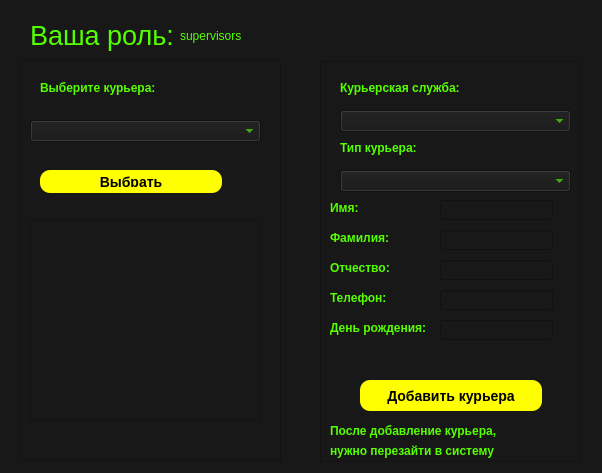
First picture: the form in supervisors.ui, repository dmsrgv/dbprogram, before the edit.
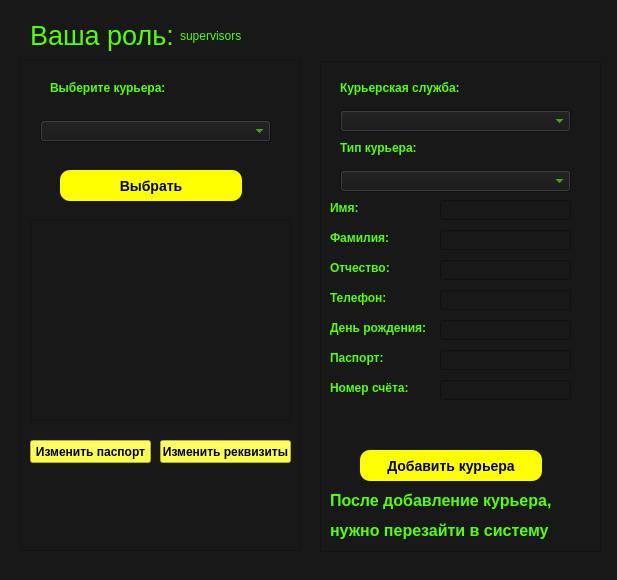
Second picture: the form after the edit.

What changed in the file:
```diff
--- a/supervisors.ui
+++ b/supervisors.ui
@@ -6,8 +6,8 @@
    <rect>
     <x>0</x>
     <y>0</y>
-    <width>602</width>
-    <height>473</height>
+    <width>617</width>
+    <height>580</height>
    </rect>
   </property>
   <property name="windowTitle">
@@ -46,7 +46,7 @@
   <widget class="QComboBox" name="comboBox">
    <property name="geometry">
     <rect>
-     <x>30</x>
+     <x>40</x>
      <y>120</y>
      <width>231</width>
      <height>22</height>
@@ -60,7 +60,7 @@
   <widget class="QLabel" name="label_3">
    <property name="geometry">
     <rect>
-     <x>40</x>
+     <x>50</x>
      <y>80</y>
      <width>161</width>
      <height>16</height>
@@ -77,10 +77,10 @@
   <widget class="QPushButton" name="pushButton_2">
    <property name="geometry">
     <rect>
-     <x>40</x>
+     <x>60</x>
      <y>170</y>
      <width>182</width>
-     <height>23</height>
+     <height>31</height>
     </rect>
    </property>
    <property name="styleSheet">
@@ -103,7 +103,7 @@
     <rect>
      <x>30</x>
      <y>220</y>
-     <width>231</width>
+     <width>261</width>
      <height>201</height>
     </rect>
    </property>
@@ -140,7 +140,7 @@
    <property name="geometry">
     <rect>
      <x>360</x>
-     <y>380</y>
+     <y>450</y>
      <width>182</width>
      <height>31</height>
     </rect>
@@ -179,8 +179,8 @@
     <rect>
      <x>320</x>
      <y>61</y>
-     <width>261</width>
-     <height>401</height>
+     <width>281</width>
+     <height>491</height>
     </rect>
    </property>
   </widget>
@@ -189,8 +189,8 @@
     <rect>
      <x>20</x>
      <y>60</y>
-     <width>261</width>
-     <height>401</height>
+     <width>281</width>
+     <height>491</height>
     </rect>
    </property>
   </widget>
@@ -247,7 +247,7 @@
     <rect>
      <x>440</x>
      <y>200</y>
-     <width>113</width>
+     <width>131</width>
      <height>20</height>
     </rect>
    </property>
@@ -261,7 +261,7 @@
     <rect>
      <x>440</x>
      <y>230</y>
-     <width>113</width>
+     <width>131</width>
      <height>20</height>
     </rect>
    </property>
@@ -275,7 +275,7 @@
     <rect>
      <x>440</x>
      <y>260</y>
-     <width>113</width>
+     <width>131</width>
      <height>20</height>
     </rect>
    </property>
@@ -289,7 +289,7 @@
     <rect>
      <x>440</x>
      <y>290</y>
-     <width>113</width>
+     <width>131</width>
      <height>20</height>
     </rect>
    </property>
@@ -303,7 +303,7 @@
     <rect>
      <x>440</x>
      <y>320</y>
-     <width>113</width>
+     <width>131</width>
      <height>20</height>
     </rect>
    </property>
@@ -401,14 +401,15 @@
    <property name="geometry">
     <rect>
      <x>330</x>
-     <y>420</y>
-     <width>211</width>
+     <y>490</y>
+     <width>241</width>
      <height>21</height>
     </rect>
    </property>
    <property name="styleSheet">
     <string notr="true">QLabel {color: rgb(85, 255, 0);
-			 font: bold;			}</string>
+			 font: bold;	
+			font-size: 12pt		}</string>
    </property>
    <property name="text">
     <string>После добавление курьера,</string>
@@ -418,19 +419,134 @@
    <property name="geometry">
     <rect>
      <x>330</x>
-     <y>440</y>
-     <width>181</width>
+     <y>520</y>
+     <width>241</width>
      <height>21</height>
     </rect>
    </property>
    <property name="styleSheet">
     <string notr="true">QLabel {color: rgb(85, 255, 0);
-			 font: bold;			}</string>
+			 font: bold;		
+font-size: 12pt	}</string>
    </property>
    <property name="text">
     <string>нужно перезайти в систему</string>
    </property>
   </widget>
+  <widget class="QLabel" name="label_13">
+   <property name="geometry">
+    <rect>
+     <x>330</x>
+     <y>350</y>
+     <width>101</width>
+     <height>16</height>
+    </rect>
+   </property>
+   <property name="styleSheet">
+    <string notr="true">QLabel {color: rgb(85, 255, 0);
+			 font: bold;			}</string>
+   </property>
+   <property name="text">
+    <string>Паспорт:</string>
+   </property>
+  </widget>
+  <widget class="QLineEdit" name="lineEdit_7">
+   <property name="geometry">
+    <rect>
+     <x>440</x>
+     <y>350</y>
+     <width>131</width>
+     <height>20</height>
+    </rect>
+   </property>
+   <property name="styleSheet">
+    <string notr="true">QLineEdit {color: rgb(85, 255, 0);
+			 font: bold;			}</string>
+   </property>
+  </widget>
+  <widget class="QPushButton" name="pushButton">
+   <property name="geometry">
+    <rect>
+     <x>30</x>
+     <y>440</y>
+     <width>121</width>
+     <height>23</height>
+    </rect>
+   </property>
+   <property name="styleSheet">
+    <string notr="true">QPushButton {background-color: rgb(255, 255, 0);
+ font: bold}</string>
+   </property>
+   <property name="text">
+    <string>Изменить паспорт</string>
+   </property>
+  </widget>
+  <widget class="QPushButton" name="pushButton_4">
+   <property name="geometry">
+    <rect>
+     <x>160</x>
+     <y>440</y>
+     <width>131</width>
+     <height>23</height>
+    </rect>
+   </property>
+   <property name="styleSheet">
+    <string notr="true">QPushButton {background-color: rgb(255, 255, 0);
+ font: bold}</string>
+   </property>
+   <property name="text">
+    <string>Изменить реквизиты</string>
+   </property>
+  </widget>
+  <widget class="QLabel" name="label_14">
+   <property name="geometry">
+    <rect>
+     <x>330</x>
+     <y>380</y>
+     <width>101</width>
+     <height>16</height>
+    </rect>
+   </property>
+   <property name="styleSheet">
+    <string notr="true">QLabel {color: rgb(85, 255, 0);
+			 font: bold;			}</string>
+   </property>
+   <property name="text">
+    <string>Номер счёта:</string>
+   </property>
+  </widget>
+  <widget class="QLineEdit" name="lineEdit_8">
+   <property name="geometry">
+    <rect>
+     <x>440</x>
+     <y>380</y>
+     <width>131</width>
+     <height>20</height>
+    </rect>
+   </property>
+   <property name="styleSheet">
+    <string notr="true">QLineEdit {color: rgb(85, 255, 0);
+			 font: bold;			}</string>
+   </property>
+  </widget>
+  <widget class="QLabel" name="label_15">
+   <property name="geometry">
+    <rect>
+     <x>40</x>
+     <y>500</y>
+     <width>241</width>
+     <height>21</height>
+    </rect>
+   </property>
+   <property name="styleSheet">
+    <string notr="true">QLabel {color: rgb(85, 255, 0);
+			 font: bold;	
+			font-size: 12pt		}</string>
+   </property>
+   <property name="text">
+    <string/>
+   </property>
+  </widget>
   <zorder>graphicsView_2</zorder>
   <zorder>graphicsView</zorder>
   <zorder>label_2</zorder>
@@ -456,6 +572,13 @@
   <zorder>label_10</zorder>
   <zorder>label_11</zorder>
   <zorder>label_12</zorder>
+  <zorder>label_13</zorder>
+  <zorder>lineEdit_7</zorder>
+  <zorder>pushButton</zorder>
+  <zorder>pushButton_4</zorder>
+  <zorder>label_14</zorder>
+  <zorder>lineEdit_8</zorder>
+  <zorder>label_15</zorder>
  </widget>
  <resources/>
  <connections/>
```
